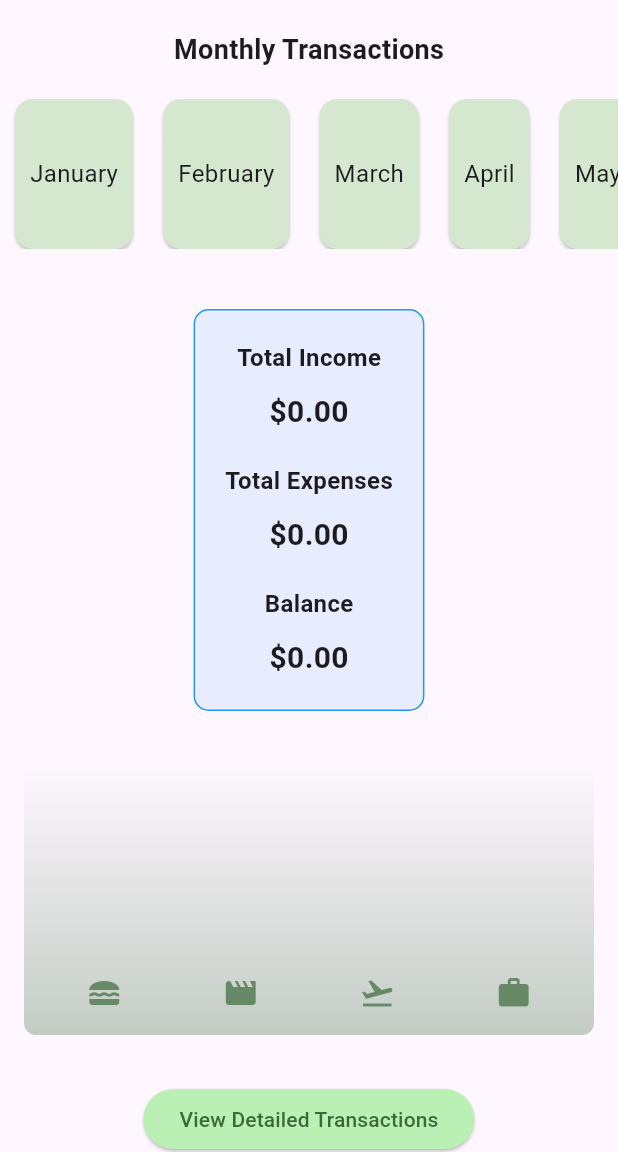
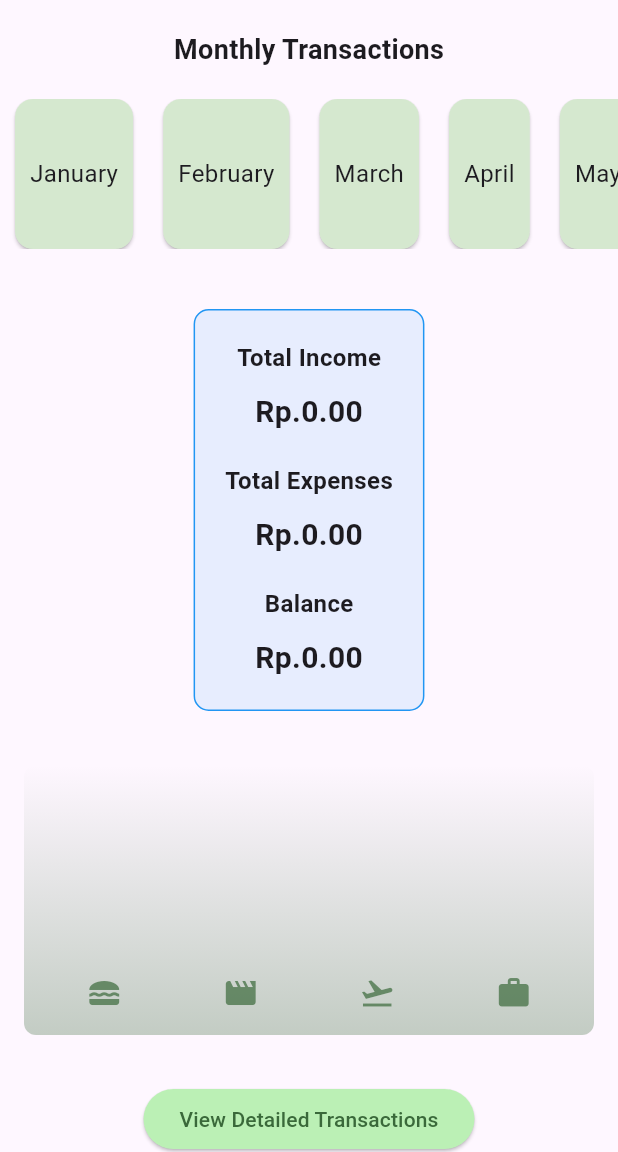
Before and after one commit to kuraishishi/MONTRA, a Flutter app: the screen it shows after launch, on a phone screen of 412 x 824 dp, the part 84-1236 px from its top. Run offline on Flutter 3.47's test engine with Material 3 defaults, Android fonts, the phone set to English and light mode, and no system bars; our stand-ins replace shared_preferences.

Commit message:
FINAL RUPIAH VERSION
Versi Rupiah

```diff
--- a/lib/widgets/transactions.dart
+++ b/lib/widgets/transactions.dart
@@ -184,7 +184,7 @@ class _TransactionsState extends State<Transactions> {
                   ),
                   const SizedBox(height: 10),
                   Text(
-                    '\$${calculateTotalIncome(filteredTransactions).toStringAsFixed(2)}',
+                    'Rp.${calculateTotalIncome(filteredTransactions).toStringAsFixed(2)}',
                     style: const TextStyle(fontSize: 20, fontWeight: FontWeight.bold),
                   ),
                   const SizedBox(height: 20),
@@ -194,7 +194,7 @@ class _TransactionsState extends State<Transactions> {
                   ),
                   const SizedBox(height: 10),
                   Text(
-                    '\$${calculateTotalExpense(filteredTransactions).toStringAsFixed(2)}',
+                    'Rp.${calculateTotalExpense(filteredTransactions).toStringAsFixed(2)}',
                     style: const TextStyle(fontSize: 20, fontWeight: FontWeight.bold),
                   ),
                   const SizedBox(height: 20),
@@ -204,7 +204,7 @@ class _TransactionsState extends State<Transactions> {
                   ),
                   const SizedBox(height: 10),
                   Text(
-                    '\$${calculateBalance(filteredTransactions).toStringAsFixed(2)}',
+                    'Rp.${calculateBalance(filteredTransactions).toStringAsFixed(2)}',
                     style: const TextStyle(fontSize: 20, fontWeight: FontWeight.bold),
                   ),
                 ],
@@ -258,8 +258,8 @@ class TransactionsDetailPage extends StatelessWidget {
         itemBuilder: (context, index) {
           final transaction = transactions[index];
           final amountText = transaction.type == TransactionType.income
-              ? '+\$${transaction.amount}'
-              : '-\$${transaction.amount}';
+              ? '+Rp.${transaction.amount}'
+              : '-Rp.${transaction.amount}';
           final formattedDate = DateFormat.yMMMd().format(transaction.date);
 
           return ListTile(
```
